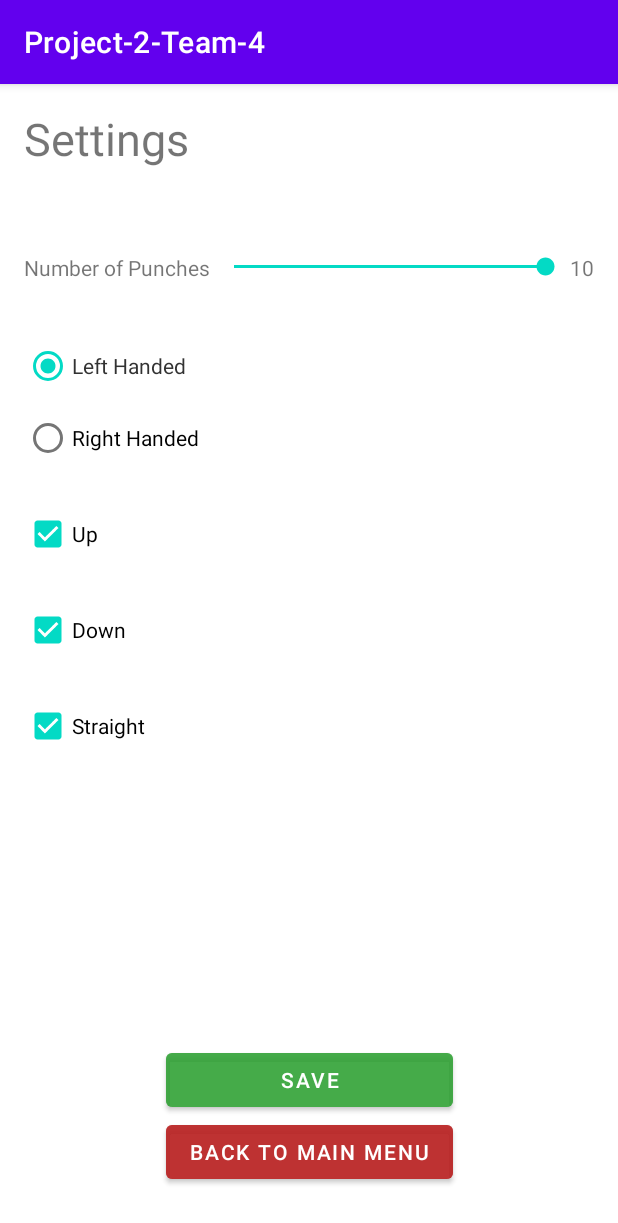
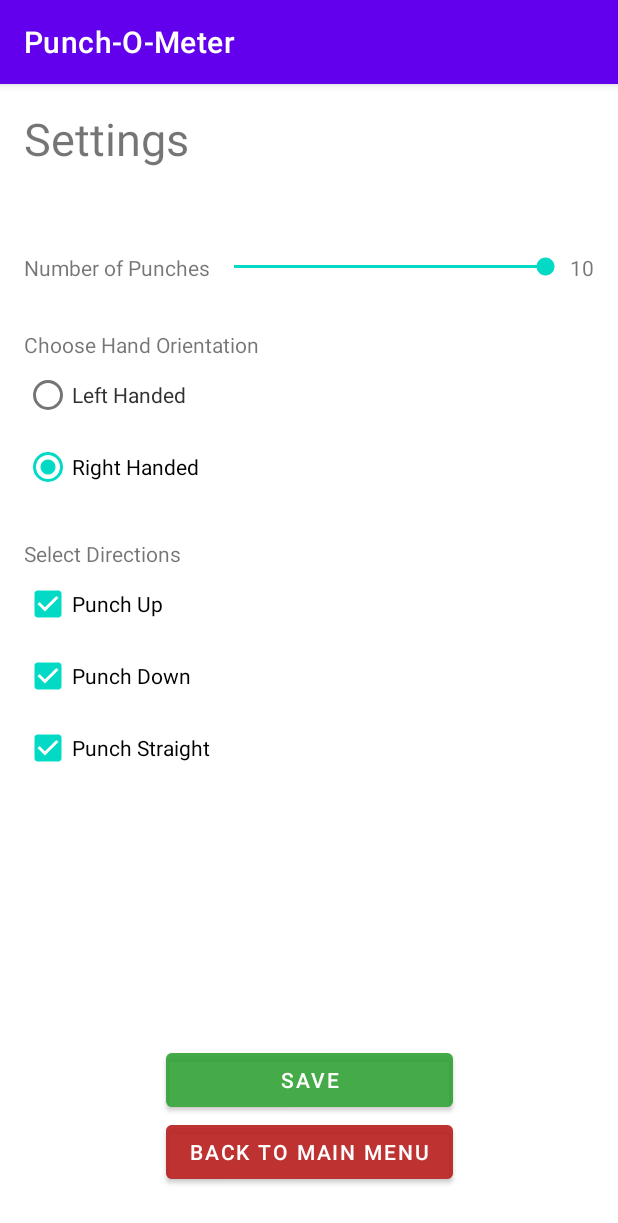
Before and after one commit to AJChippi/Project-2-Team-4, an Android app: the SettingsActivity screen opened directly, with no data from a screen before it, after a tap on "SAVE", on a phone screen of 412 x 824 dp. Shown: the top 1223 px of the screen. Run offline under Robolectric (Android 15) with nearby library versions, the phone set to English and light mode, and no system bars.

Commit message:
update settings functionalities

```diff
--- a/app/src/main/java/com/example/project_2_team_4/SettingsActivity.java
+++ b/app/src/main/java/com/example/project_2_team_4/SettingsActivity.java
@@ -5,6 +5,8 @@ import androidx.appcompat.app.AppCompatActivity;
 import android.content.Intent;
 import android.content.SharedPreferences;
 import android.os.Bundle;
+import android.util.Log;
+import android.view.View;
 import android.widget.Button;
 import android.widget.CheckBox;
 import android.widget.RadioButton;
@@ -23,6 +25,7 @@ public class SettingsActivity extends AppCompatActivity {
     Button btnSave, btnBack2Main;
     SharedPreferences sharedPref;
     SettingValues settingValues;
+    String Orientation;
 
     @Override
     protected void onCreate(Bundle savedInstanceState) {
@@ -42,9 +45,12 @@ public class SettingsActivity extends AppCompatActivity {
         checkDown.setChecked(sharedPref.getBoolean("checkDown", true));
         checkStraight.setChecked(sharedPref.getBoolean("checkStraight", true));
         seekBar.setProgress(sharedPref.getInt("punches", 10));
-        //radioGroup.check(sharedPref.getBoolean("radioGroup", true) ? R.id.radioButton : R.id.radioButton2);
+        Orientation = sharedPref.getString("Orientation", "Right");
+        booleanRight = sharedPref.getBoolean("radioGroup", true);
+        radioGroup.check(sharedPref.getBoolean("radioGroup", true) ? R.id.radioButton : R.id.radioButton2);
+        txtSeek.setText(String.valueOf(seekBar.getProgress()));
 
-        txtSeek.setText(String.valueOf(seekBar.getProgress()));
+
         seekBar.setOnSeekBarChangeListener(new SeekBar.OnSeekBarChangeListener() {
             @Override
             public void onProgressChanged(SeekBar seekBar, int i, boolean b) {
@@ -59,29 +65,46 @@ public class SettingsActivity extends AppCompatActivity {
             }
         });
 
+
         radioGroup.setOnCheckedChangeListener((radioGroup, i) -> {
             RadioButton rdoChecked = findViewById(i);
             selectedHand = String.valueOf(rdoChecked.getText());
-            if (selectedHand.equals("Right")) {
-                booleanRight = true;
-            } else if (selectedHand.equals("Left")) {
-                booleanRight = true;
-            }else{
-                booleanRight = false;
+
+            if (selectedHand.equals("Right Handed")) {
+                Orientation = "Right";
+            } else if (selectedHand.equals("Left Handed")) {
+                Orientation = "Left";
             }
         });
 
+
         btnSave.setOnClickListener(v -> {
+            if(checkSelectionExists()==true){
                 sharedPref = getSharedPreferences("settingsPref", MODE_PRIVATE);
                 SharedPreferences.Editor editor = sharedPref.edit();
-            //editor.putBoolean("radioGroup", booleanRight);
+                editor.putString("Orientation", Orientation);
+                switch (Orientation) {
+                    case "Left":
+                        booleanRight = false;
+                        break;
+                    case "Right":
+                        booleanRight = true;
+                        break;
+                }
+                editor.putBoolean("radioGroup", booleanRight);
                 editor.putInt("punches", seekBar.getProgress());
                 editor.putBoolean("checkUp", checkUp.isChecked());
                 editor.putBoolean("checkDown", checkDown.isChecked());
                 editor.putBoolean("checkStraight", checkStraight.isChecked());
                 editor.commit();
 
-            Toast.makeText(this, settingValues.actions.size()+"", Toast.LENGTH_SHORT).show();
+                Toast.makeText(this, "Settings Saved", Toast.LENGTH_SHORT).show();;
+            } else if(checkSelectionExists()==false){
+                Toast.makeText(this, "Please select at least one direction", Toast.LENGTH_SHORT).show();
+            }
+
+
+
 
         });
 
@@ -90,6 +113,32 @@ public class SettingsActivity extends AppCompatActivity {
         });
 
     }
+    public void checkDirection(View view){
+        CheckBox chkSelected = (CheckBox) view;
+        String addToActionList = null;
+        if(chkSelected.getText().equals("Punch Up")){
+            addToActionList= "checkUp";
+        } else if(chkSelected.getText().equals("Punch Down")){
+            addToActionList= "checkDown";
+        } else if(chkSelected.getText().equals("Punch Straight")){
+            addToActionList= "checkStraight";
+        }
 
 
+        if(chkSelected.isChecked()) {
+            settingValues.actions.add(addToActionList);
         }
+        else {
+            settingValues.actions.remove(addToActionList);
+        }
+        Log.d("asfdasfasf", String.valueOf(settingValues.actions));
+    }
+
+    private boolean checkSelectionExists() {
+        boolean selectionExists = false;
+        selectionExists = (boolean) ((CheckBox) findViewById(R.id.checkUp)).isChecked() ? true : false ||
+                (boolean) ((CheckBox) findViewById(R.id.checkDown)).isChecked() ? true : false ||
+                (boolean) ((CheckBox) findViewById(R.id.checkStraight)).isChecked() ? true : false;
+        return selectionExists;
+    }
+}
--- a/app/src/main/res/layout/activity_settings.xml
+++ b/app/src/main/res/layout/activity_settings.xml
@@ -26,6 +26,26 @@
         android:text="Number of Punches"
         app:layout_constraintStart_toStartOf="parent"
         app:layout_constraintTop_toBottomOf="@+id/txtSettings" />
+
+    <TextView
+        android:id="@+id/txtNoOfPunches2"
+        android:layout_width="wrap_content"
+        android:layout_height="wrap_content"
+        android:layout_marginStart="16dp"
+        android:layout_marginTop="32dp"
+        android:text="Choose Hand Orientation"
+        app:layout_constraintStart_toStartOf="parent"
+        app:layout_constraintTop_toBottomOf="@+id/txtNoOfPunches" />
+
+    <TextView
+        android:id="@+id/txtNoOfPunches3"
+        android:layout_width="wrap_content"
+        android:layout_height="wrap_content"
+        android:layout_marginStart="16dp"
+        android:layout_marginTop="24dp"
+        android:text="Select Directions"
+        app:layout_constraintStart_toStartOf="parent"
+        app:layout_constraintTop_toBottomOf="@+id/radioGroup" />
 
     <Button
         android:id="@+id/btnSave"
@@ -75,9 +95,8 @@
         android:layout_width="wrap_content"
         android:layout_height="wrap_content"
         android:layout_marginStart="16dp"
-        android:layout_marginTop="32dp"
         app:layout_constraintStart_toStartOf="parent"
-        app:layout_constraintTop_toBottomOf="@+id/txtNoOfPunches">
+        app:layout_constraintTop_toBottomOf="@+id/txtNoOfPunches2">
 
         <RadioButton
             android:id="@+id/radioButton2"
@@ -98,21 +117,21 @@
         android:id="@+id/checkUp"
         android:layout_width="wrap_content"
         android:layout_height="wrap_content"
-        android:layout_marginLeft="16dp"
-        android:layout_marginTop="16dp"
+        android:layout_marginStart="16dp"
         android:checked="true"
-        android:text="Up"
+        android:onClick="checkDirection"
+        android:text="Punch Up"
         app:layout_constraintStart_toStartOf="parent"
-        app:layout_constraintTop_toBottomOf="@+id/radioGroup" />
+        app:layout_constraintTop_toBottomOf="@+id/txtNoOfPunches3" />
 
     <CheckBox
         android:id="@+id/checkDown"
         android:layout_width="wrap_content"
         android:layout_height="wrap_content"
-        android:layout_marginLeft="16dp"
-        android:layout_marginTop="16dp"
+        android:layout_marginStart="16dp"
         android:checked="true"
-        android:text="Down"
+        android:onClick="checkDirection"
+        android:text="Punch Down"
         app:layout_constraintStart_toStartOf="parent"
         app:layout_constraintTop_toBottomOf="@+id/checkUp" />
 
@@ -120,10 +139,10 @@
         android:id="@+id/checkStraight"
         android:layout_width="wrap_content"
         android:layout_height="wrap_content"
-        android:layout_marginLeft="16dp"
-        android:layout_marginTop="16dp"
+        android:layout_marginStart="16dp"
         android:checked="true"
-        android:text="Straight"
+        android:onClick="checkDirection"
+        android:text="Punch Straight"
         app:layout_constraintStart_toStartOf="parent"
         app:layout_constraintTop_toBottomOf="@+id/checkDown" />
 
--- a/app/src/main/res/values/strings.xml
+++ b/app/src/main/res/values/strings.xml
@@ -1,3 +1,3 @@
 <resources>
-    <string name="app_name">Project-2-Team-4</string>
+    <string name="app_name">Punch-O-Meter</string>
 </resources>
```
Also changed, not shown: app/src/main/java/com/example/project_2_team_4/GameActivity.java (+7 -6 lines), app/src/main/java/com/example/project_2_team_4/SettingValues.java (+7 -3 lines), app/src/main/res/layout/activity_main.xml (+6 -7 lines), app/src/main/res/drawable/phone.PNG. Lines whose indentation alone changed are shown as unchanged.
